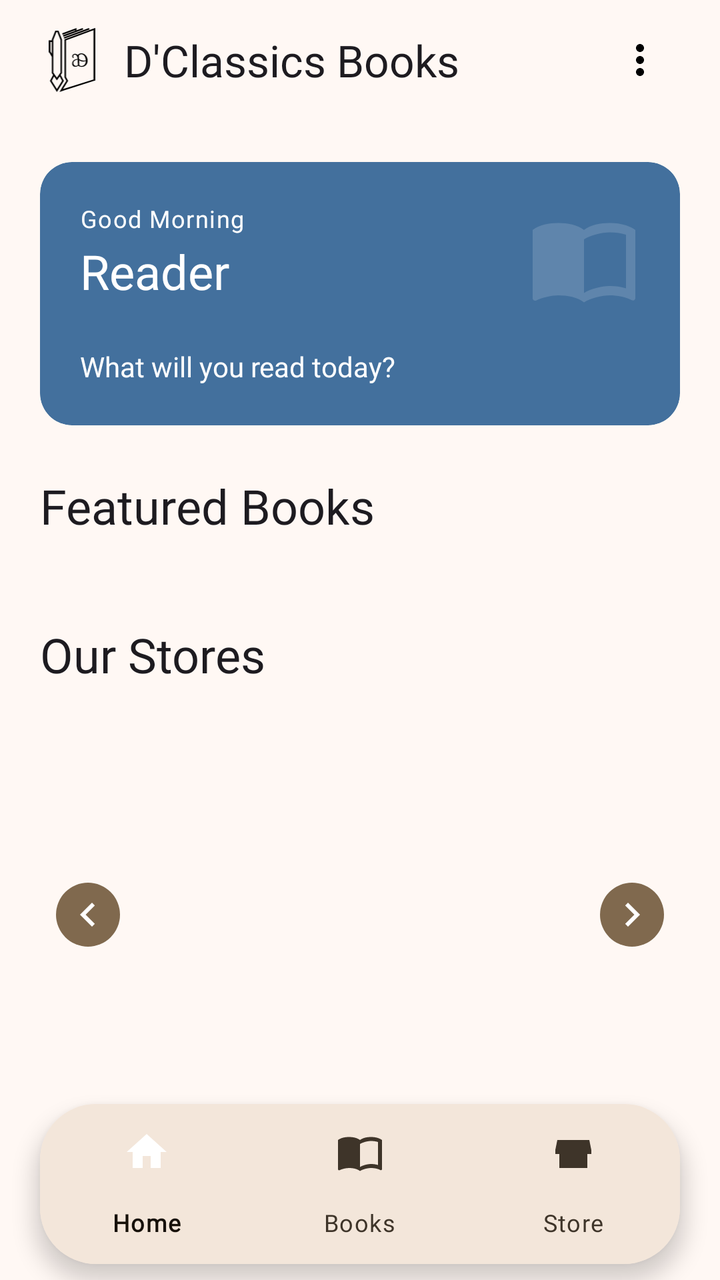
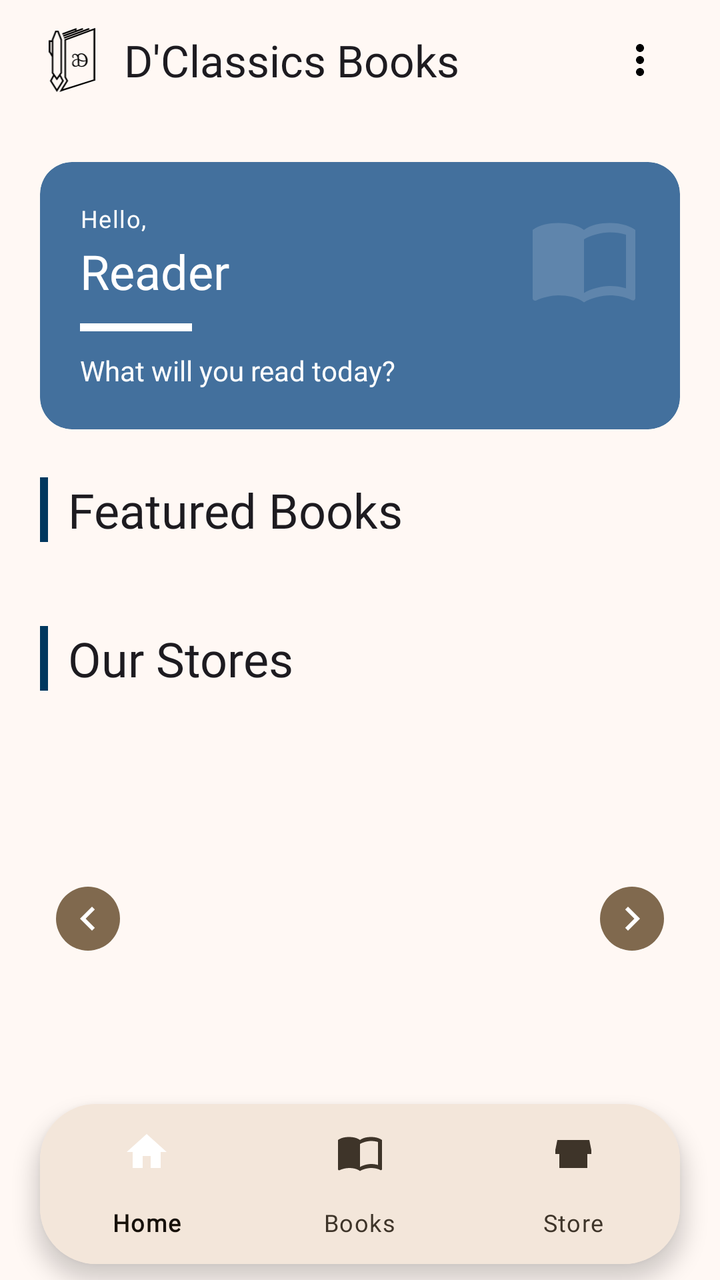

The first picture is an Android layout as it rendered before a commit; the second is the same layout after the commit. The layout source and the unified diff follow.
<!-- AndroidManifest.xml: application theme Theme.DClassicsBooks -->
<!-- res/layout/activity_home.xml -->
<?xml version="1.0" encoding="utf-8"?>
<androidx.coordinatorlayout.widget.CoordinatorLayout xmlns:android="http://schemas.android.com/apk/res/android"
    xmlns:app="http://schemas.android.com/apk/res-auto"
    android:layout_width="match_parent"
    android:layout_height="match_parent"
    android:fitsSystemWindows="true">

    <com.google.android.material.appbar.AppBarLayout
        android:id="@+id/app_bar"
        android:layout_width="match_parent"
        android:layout_height="wrap_content"
        android:fitsSystemWindows="true"
        app:elevation="@dimen/elevation_level0">

        <androidx.constraintlayout.widget.ConstraintLayout
            android:layout_width="match_parent"
            android:layout_height="60dp"
            android:paddingHorizontal="@dimen/space250">

            <ImageView
                android:id="@+id/iv_logo_bar"
                android:layout_width="32dp"
                android:layout_height="32dp"
                android:src="@drawable/logo"
                android:contentDescription="@string/app_name"
                app:layout_constraintStart_toStartOf="parent"
                app:layout_constraintTop_toTopOf="parent"
                app:layout_constraintBottom_toBottomOf="parent"/>

            <TextView
                android:layout_width="wrap_content"
                android:layout_height="wrap_content"
                android:layout_marginStart="@dimen/space125"
                android:text="@string/app_name"
                android:textAppearance="?attr/textAppearanceTitleLarge"
                app:layout_constraintBottom_toBottomOf="parent"
                app:layout_constraintStart_toEndOf="@id/iv_logo_bar"
                app:layout_constraintTop_toTopOf="parent" />

            <ImageButton
                android:id="@+id/btn_overflow"
                android:layout_width="40dp"
                android:layout_height="40dp"
                android:src="@drawable/ic_more_vert"
                android:background="?attr/selectableItemBackgroundBorderless"
                android:contentDescription="Menu"
                app:layout_constraintEnd_toEndOf="parent"
                app:layout_constraintTop_toTopOf="parent"
                app:layout_constraintBottom_toBottomOf="parent"/>

        </androidx.constraintlayout.widget.ConstraintLayout>

        <View
            android:layout_width="match_parent"
            android:layout_height="1dp"/>

    </com.google.android.material.appbar.AppBarLayout>

    <androidx.core.widget.NestedScrollView
        android:layout_width="match_parent"
        android:layout_height="match_parent"
        android:paddingBottom="110dp"
        android:clipToPadding="false"
        app:layout_behavior="@string/appbar_scrolling_view_behavior">

        <LinearLayout
            android:layout_width="match_parent"
            android:layout_height="wrap_content"
            android:orientation="vertical">

            
            <com.google.android.material.card.MaterialCardView
                android:layout_width="match_parent"
                android:layout_height="wrap_content"
                android:layout_marginHorizontal="@dimen/space250"
                android:layout_marginTop="@dimen/space250"
                app:shapeAppearance="@style/ShapeAppearance.Material3.Corner.Large"
                app:cardElevation="@dimen/elevation_level0"
                app:cardBackgroundColor="@color/accent_container">

                <RelativeLayout
                    android:layout_width="match_parent"
                    android:layout_height="wrap_content"
                    android:padding="@dimen/space250">

                    <ImageView
                        android:layout_width="56dp"
                        android:layout_height="56dp"
                        android:src="@drawable/ic_menu_book"
                        android:alpha="0.15"
                        app:tint="@color/white"
                        android:layout_alignParentEnd="true"
                        android:layout_alignParentTop="true"
                        android:contentDescription="@null" />

                    <LinearLayout
                        android:layout_width="match_parent"
                        android:layout_height="wrap_content"
                        android:orientation="vertical">

                        <TextView
                            android:id="@+id/tv_greeting"
                            android:layout_width="wrap_content"
                            android:layout_height="wrap_content"
                            android:text="@string/greeting_morning"
                            android:textAppearance="?attr/textAppearanceLabelMedium"
                            android:textColor="@color/white"/>

                        <TextView
                            android:id="@+id/tv_username"
                            android:layout_width="wrap_content"
                            android:layout_height="wrap_content"
                            android:text="Reader"
                            android:textAppearance="?attr/textAppearanceHeadlineSmall"
                            android:layout_marginTop="@dimen/space025"
                            android:textColor="@color/white"/>

                        <View
                            android:layout_width="32dp"
                            android:layout_height="2dp"
                            android:layout_marginTop="@dimen/space125"
                            android:layout_marginBottom="@dimen/space125"/>

                        <TextView
                            android:layout_width="wrap_content"
                            android:layout_height="wrap_content"
                            android:text="@string/greeting_subtitle"
                            android:textAppearance="?attr/textAppearanceBodyMedium"
                            android:textColor="@color/white"/>

                    </LinearLayout>
                </RelativeLayout>
            </com.google.android.material.card.MaterialCardView>

            
            <LinearLayout
                android:layout_width="match_parent"
                android:layout_height="wrap_content"
                android:orientation="horizontal"
                android:gravity="center_vertical"
                android:paddingHorizontal="@dimen/space250"
                android:paddingTop="@dimen/space300"
                android:paddingBottom="@dimen/space175">

                <TextView
                    android:layout_width="wrap_content"
                    android:layout_height="wrap_content"
                    android:text="@string/featured_books"
                    android:textAppearance="?attr/textAppearanceHeadlineSmall" />

            </LinearLayout>

            <androidx.recyclerview.widget.RecyclerView
                android:id="@+id/rv_featured_books"
                android:layout_width="match_parent"
                android:layout_height="wrap_content"
                android:paddingHorizontal="@dimen/space250"
                android:paddingBottom="@dimen/space050"
                android:clipToPadding="false"
                android:orientation="horizontal"
                app:layoutManager="androidx.recyclerview.widget.LinearLayoutManager"/>

            
            <LinearLayout
                android:layout_width="match_parent"
                android:layout_height="wrap_content"
                android:orientation="horizontal"
                android:gravity="center_vertical"
                android:paddingHorizontal="@dimen/space250"
                android:paddingTop="@dimen/space300"
                android:paddingBottom="@dimen/space175">

                <TextView
                    android:layout_width="wrap_content"
                    android:layout_height="wrap_content"
                    android:text="@string/our_stores"
                    android:textAppearance="?attr/textAppearanceHeadlineSmall"/>

            </LinearLayout>

            
            <androidx.constraintlayout.widget.ConstraintLayout
                android:layout_width="match_parent"
                android:layout_height="200dp"
                android:layout_marginHorizontal="@dimen/space250">

                <androidx.viewpager2.widget.ViewPager2
                    android:id="@+id/vp_carousel"
                    android:layout_width="0dp"
                    android:layout_height="0dp"
                    app:layout_constraintTop_toTopOf="parent"
                    app:layout_constraintBottom_toBottomOf="parent"
                    app:layout_constraintStart_toStartOf="parent"
                    app:layout_constraintEnd_toEndOf="parent"/>

                <ImageButton
                    android:id="@+id/btn_prev"
                    android:layout_width="32dp"
                    android:layout_height="32dp"
                    android:src="@drawable/ic_chevron_left"
                    android:background="@drawable/bg_carousel_button"
                    app:tint="?attr/colorOnPrimaryContainer"
                    android:contentDescription="Previous"
                    android:layout_marginStart="@dimen/space100"
                    app:layout_constraintStart_toStartOf="parent"
                    app:layout_constraintTop_toTopOf="parent"
                    app:layout_constraintBottom_toBottomOf="parent"/>

                <ImageButton
                    android:id="@+id/btn_next"
                    android:layout_width="32dp"
                    android:layout_height="32dp"
                    android:src="@drawable/ic_chevron_right"
                    android:background="@drawable/bg_carousel_button"
                    app:tint="?attr/colorOnPrimaryContainer"
                    android:contentDescription="Next"
                    android:layout_marginEnd="@dimen/space100"
                    app:layout_constraintEnd_toEndOf="parent"
                    app:layout_constraintTop_toTopOf="parent"
                    app:layout_constraintBottom_toBottomOf="parent"/>

            </androidx.constraintlayout.widget.ConstraintLayout>

            
            <LinearLayout
                android:id="@+id/ll_dots"
                android:layout_width="wrap_content"
                android:layout_height="wrap_content"
                android:layout_gravity="center_horizontal"
                android:gravity="center_vertical"
                android:orientation="horizontal"
                android:layout_marginTop="@dimen/space150"
                android:layout_marginBottom="@dimen/space250"/>

        </LinearLayout>
    </androidx.core.widget.NestedScrollView>

    
    <com.google.android.material.card.MaterialCardView
        android:layout_width="match_parent"
        android:layout_height="wrap_content"
        android:layout_gravity="bottom"
        android:layout_marginStart="@dimen/space250"
        android:layout_marginEnd="@dimen/space250"
        android:layout_marginBottom="@dimen/space100"
        app:shapeAppearance="@style/ShapeAppearance.Material3.Corner.ExtraLarge"
        app:cardElevation="@dimen/elevation_level3">

        <com.google.android.material.bottomnavigation.BottomNavigationView
            android:id="@+id/bottom_nav"
            android:layout_width="match_parent"
            android:layout_height="wrap_content"
            app:menu="@menu/bottom_navigation"/>

    </com.google.android.material.card.MaterialCardView>

</androidx.coordinatorlayout.widget.CoordinatorLayout>
<!-- resources referenced by this layout -->
<resources>
  <color name="accent_container">#43709D</color>
  <color name="white">#FFFFFF</color>
  <dimen name="elevation_level0">0dp</dimen>
  <dimen name="elevation_level3">6dp</dimen>
  <dimen name="space025">2dp</dimen>
  <dimen name="space050">4dp</dimen>
  <dimen name="space100">8dp</dimen>
  <dimen name="space125">10dp</dimen>
  <dimen name="space150">12dp</dimen>
  <dimen name="space175">14dp</dimen>
  <dimen name="space250">20dp</dimen>
  <dimen name="space300">24dp</dimen>
  <string name="app_name">D\'Classics Books</string>
  <string name="featured_books">Featured Books</string>
  <string name="greeting_morning">Good Morning</string>
  <string name="greeting_subtitle">What will you read today?</string>
  <string name="our_stores">Our Stores</string>
  <style name="Theme.DClassicsBooks" parent="Theme.DClassicsBooks.Base" />
  <color name="primary">#4E3000</color>
  <color name="primary_container">#926421</color>
  <color name="secondary">#45331C</color>
  <color name="secondary_container">#80694E</color>
  <color name="accent">#00385F</color>
  <color name="error">#740006</color>
  <color name="error_container">#CF2C27</color>
  <color name="surface">#FFF8F4</color>
  <color name="surface_container_low">#FCEEE2</color>
  <color name="surface_container">#F3E6DA</color>
  <color name="surface_container_high">#E8DBCF</color>
  <color name="outline">#5C5144</color>
  <color name="outline_variant">#776B5E</color>
  <color name="on_surface">#161009</color>
  <color name="on_surface_variant">#3E3429</color>
  <style name="Typography.DisplayLarge" parent="TextAppearance.Material3.DisplayLarge">
          <item name="fontFamily">@font/aleo_semibold</item>
          <item name="android:fontFamily">@font/aleo_semibold</item>
      </style>
  <style name="Typography.DisplaySmall" parent="TextAppearance.Material3.DisplaySmall">
          <item name="fontFamily">@font/aleo_semibold</item>
          <item name="android:fontFamily">@font/aleo_semibold</item>
      </style>
  <style name="Typography.HeadlineLarge" parent="TextAppearance.Material3.HeadlineLarge">
          <item name="fontFamily">@font/aleo_semibold</item>
          <item name="android:fontFamily">@font/aleo_semibold</item>
      </style>
  <style name="Typography.HeadlineSmall" parent="TextAppearance.Material3.HeadlineSmall">
          <item name="fontFamily">@font/aleo_semibold</item>
          <item name="android:fontFamily">@font/aleo_semibold</item>
      </style>
  <style name="Typography.TitleLarge" parent="TextAppearance.Material3.TitleLarge">
          <item name="fontFamily">@font/aleo_semibold</item>
          <item name="android:fontFamily">@font/aleo_semibold</item>
      </style>
  <style name="Typography.TitleMedium" parent="TextAppearance.Material3.TitleMedium">
          <item name="fontFamily">@font/aleo_semibold</item>
          <item name="android:fontFamily">@font/aleo_semibold</item>
      </style>
  <style name="Typography.TitleSmall" parent="TextAppearance.Material3.TitleSmall">
          <item name="fontFamily">@font/aleo_semibold</item>
          <item name="android:fontFamily">@font/aleo_semibold</item>
      </style>
  <style name="Typography.LabelLarge" parent="TextAppearance.Material3.LabelLarge">
          <item name="fontFamily">@font/inter_medium</item>
          <item name="android:fontFamily">@font/inter_medium</item>
      </style>
  <style name="Typography.LabelMedium" parent="TextAppearance.Material3.LabelMedium">
          <item name="fontFamily">@font/inter_medium</item>
          <item name="android:fontFamily">@font/inter_medium</item>
      </style>
  <style name="Typography.LabelSmall" parent="TextAppearance.Material3.LabelSmall">
          <item name="fontFamily">@font/inter_medium</item>
          <item name="android:fontFamily">@font/inter_medium</item>
      </style>
  <style name="Widget.DClassicsBooks.CardView" parent="Widget.Material3.CardView.Filled">
          <item name="cardBackgroundColor">?attr/colorSurfaceContainerLow</item>
          <item name="strokeWidth">0dp</item>
      </style>
  <!-- unchanged entries left out for length: 12 -->
</resources>

<!-- the commit's change to res/layout/activity_home.xml (unified diff, before → after) -->
@@ -102,7 +102,7 @@
                             android:id="@+id/tv_greeting"
                             android:layout_width="wrap_content"
                             android:layout_height="wrap_content"
-                            android:text="@string/greeting_morning"
+                            android:text="@string/greeting_hello"
                             android:textAppearance="?attr/textAppearanceLabelMedium"
                             android:textColor="@color/white"/>
 
@@ -116,10 +116,11 @@
                             android:textColor="@color/white"/>
 
                         <View
-                            android:layout_width="32dp"
-                            android:layout_height="2dp"
+                            android:layout_width="56dp"
+                            android:layout_height="4dp"
                             android:layout_marginTop="@dimen/space125"
-                            android:layout_marginBottom="@dimen/space125"/>
+                            android:layout_marginBottom="@dimen/space125"
+                            android:background="@color/white"/>
 
                         <TextView
                             android:layout_width="wrap_content"
@@ -142,6 +143,12 @@
                 android:paddingTop="@dimen/space300"
                 android:paddingBottom="@dimen/space175">
 
+                <View
+                    android:layout_width="4dp"
+                    android:layout_height="match_parent"
+                    android:background="@color/accent"
+                    android:layout_marginEnd="@dimen/space125"/>
+
                 <TextView
                     android:layout_width="wrap_content"
                     android:layout_height="wrap_content"
@@ -169,6 +176,12 @@
                 android:paddingHorizontal="@dimen/space250"
                 android:paddingTop="@dimen/space300"
                 android:paddingBottom="@dimen/space175">
+
+                <View
+                    android:layout_width="4dp"
+                    android:layout_height="match_parent"
+                    android:background="@color/accent"
+                    android:layout_marginEnd="@dimen/space125"/>
 
                 <TextView
                     android:layout_width="wrap_content"
<!-- resource entries referenced after the edit -->
@@ -14,7 +14,7 @@
   <dimen name="space300">24dp</dimen>
   <string name="app_name">D\'Classics Books</string>
   <string name="featured_books">Featured Books</string>
-  <string name="greeting_morning">Good Morning</string>
+  <string name="greeting_hello">Hello,</string>
   <string name="greeting_subtitle">What will you read today?</string>
   <string name="our_stores">Our Stores</string>
   <style name="Theme.DClassicsBooks" parent="Theme.DClassicsBooks.Base" />
